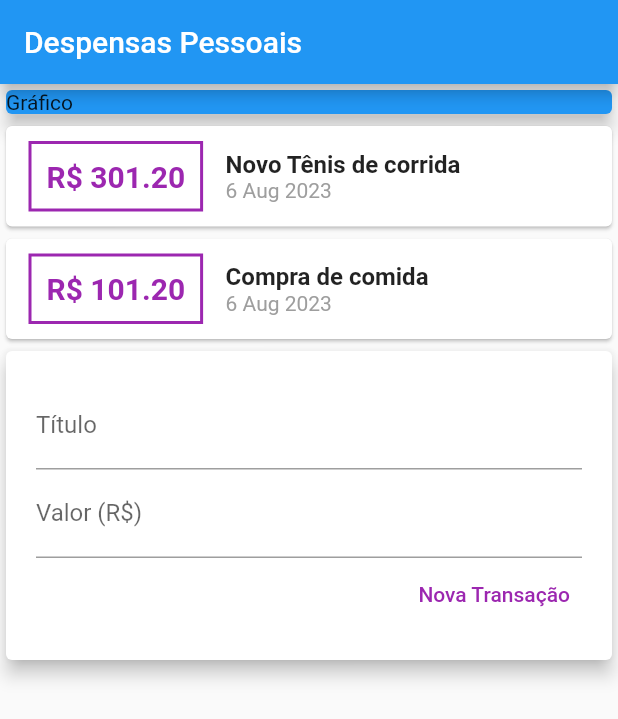
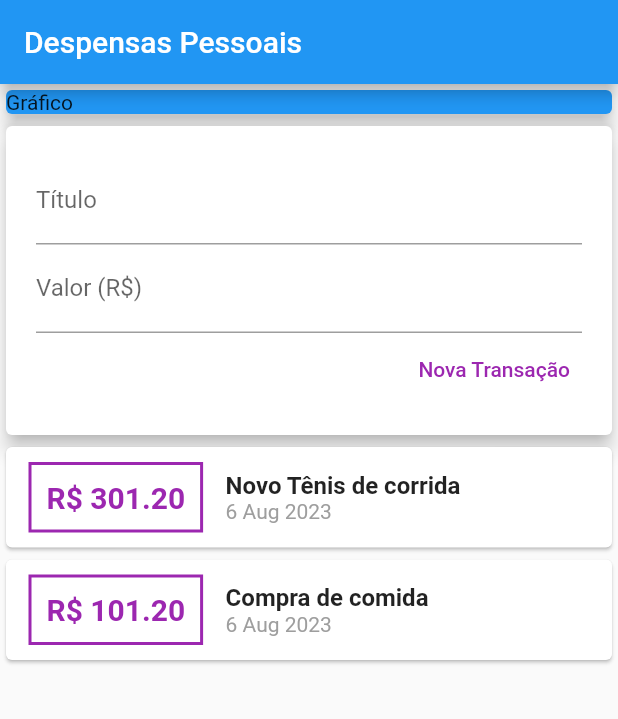
Before and after one commit to JuanCarllos13/Expense-Mobile-Flutter, a Flutter app: the screen it shows after launch, after a tap on "Nova Transação", on a phone screen of 412 x 824 dp. Shown: the top 719 px of the screen. Run offline on Flutter 3.47's test engine with Material 2 defaults, Android fonts, the phone set to English and light mode, and no system bars.

Commit message:
feat: create list View Card and function add transactions

```diff
--- /dev/null
+++ b/lib/components/transaction_form.dart
@@ -0,0 +1,59 @@
+import 'package:flutter/material.dart';
+
+class TransactionForm extends StatelessWidget {
+  final titleController = TextEditingController();
+  final valueController = TextEditingController();
+
+  final void Function(String, double) onSubmit;
+
+  TransactionForm(this.onSubmit, {super.key});
+
+  _submitForm() {
+    final title = titleController.text;
+    final value = double.tryParse(valueController.text) ?? 0;
+
+    if(title.isEmpty || value <= 0){
+      return;
+    }
+
+    onSubmit(title, value);
+  }
+
+  @override
+  Widget build(BuildContext context) {
+    return Card(
+      elevation: 5,
+      child: Padding(
+        padding: const EdgeInsets.all(10),
+        child: Container(
+          margin: const EdgeInsets.all(10),
+          child: Column(
+            children: [
+              TextField(
+                controller: titleController,
+                decoration: const InputDecoration(labelText: 'Título'),
+              ),
+              TextField(
+                controller: valueController,
+                keyboardType:
+                    const TextInputType.numberWithOptions(decimal: true),
+                onSubmitted: (_) => _submitForm(),
+                decoration: const InputDecoration(labelText: 'Valor (R\$)'),
+              ),
+              Row(
+                mainAxisAlignment: MainAxisAlignment.end,
+                children: [
+                  TextButton(
+                    style: TextButton.styleFrom(foregroundColor: Colors.purple),
+                    onPressed: _submitForm,
+                    child: const Text('Nova Transação')
+                  )
+                ],
+              )
+            ],
+          ),
+        ),
+      ),
+    );
+  }
+}
--- a/lib/components/transaction_list.dart
+++ b/lib/components/transaction_list.dart
@@ -2,16 +2,60 @@
 
 import 'package:flutter/material.dart';
 import '../models/transaction.dart';
+import 'package:intl/intl.dart';
 
 class TransactionList extends StatelessWidget {
-
   final List<Transaction> transaction;
 
   TransactionList(this.transaction, {super.key});
 
   @override
   Widget build(BuildContext context) {
-
-    throw UnimplementedError();
+    return SizedBox(
+        height: 300,
+        child: ListView.builder(
+          itemCount: transaction.length,
+          itemBuilder: (ctx, index) {
+            final e = transaction[index];
+            return Card(
+              child: Row(
+                children: [
+                  Container(
+                      margin: const EdgeInsets.symmetric(
+                          horizontal: 15, vertical: 10),
+                      decoration: BoxDecoration(
+                        border: Border.all(
+                          color: Colors.purple,
+                          width: 2,
+                        ),
+                      ),
+                      padding: const EdgeInsets.all(10),
+                      child: Text(
+                        'R\$ ${e.value.toStringAsFixed(2)}',
+                        style: const TextStyle(
+                          fontWeight: FontWeight.bold,
+                          fontSize: 20,
+                          color: Colors.purple,
+                        ),
+                      )),
+                  Column(
+                    crossAxisAlignment: CrossAxisAlignment.start,
+                    children: [
+                      Text(
+                        e.title,
+                        style: const TextStyle(
+                            fontSize: 16, fontWeight: FontWeight.bold),
+                      ),
+                      Text(
+                        DateFormat('d MMM y').format(e.date),
+                        style: const TextStyle(color: Colors.grey),
+                      ),
+                    ],
+                  )
+                ],
+              ),
+            );
+          },
+        )); // Converter o Iterable para List<Widget>
   }
 }
--- /dev/null
+++ b/lib/components/transaction_user.dart
@@ -0,0 +1,52 @@
+import 'dart:math';
+
+import 'package:flutter/material.dart';
+import '../models/transaction.dart';
+import 'transaction_form.dart';
+import 'transaction_list.dart';
+
+class TransactionUser extends StatefulWidget {
+  const TransactionUser({super.key});
+
+  @override
+  State<TransactionUser> createState() => _TransactionUserState();
+}
+
+class _TransactionUserState extends State<TransactionUser> {
+  final _transactions = [
+    Transaction(
+      id: 't1',
+      title: 'Novo Tênis de corrida',
+      value: 301.20,
+      date: DateTime.now(),
+    ),
+    Transaction(
+      id: 't2',
+      title: 'Compra de comida',
+      value: 101.20,
+      date: DateTime.now(),
+    )
+  ];
+
+  _addTransaction(String title, double value) {
+    final newTransaction = Transaction(
+        id: Random().nextDouble().toString(),
+        title: title,
+        value: value,
+        date: DateTime.now());
+
+    setState(() {
+      _transactions.add(newTransaction);
+    });
+  }
+
+  @override
+  Widget build(BuildContext context) {
+    return Column(
+      children: [
+        TransactionForm(_addTransaction),
+        TransactionList(_transactions),
+      ],
+    );
+  }
+}
--- a/lib/main.dart
+++ b/lib/main.dart
@@ -1,8 +1,7 @@
 // ignore_for_file: prefer_const_literals_to_create_immutables, prefer_const_constructors
 
-import './models/transaction.dart';
+import 'components/transaction_user.dart';
 import 'package:flutter/material.dart';
-import 'package:intl/intl.dart';
 
 main() => runApp(ExpenseApp());
 
@@ -14,24 +13,7 @@ class ExpenseApp extends StatelessWidget {
 }
 
 class MyHomePage extends StatelessWidget {
-
-  final titleController = TextEditingController();
-  final valueController = TextEditingController();
-
-  final _transactions = [
-    Transaction(
-      id: 't1',
-      title: 'Novo Tênis de corrida',
-      value: 301.20,
-      date: DateTime.now(),
-    ),
-    Transaction(
-      id: 't2',
-      title: 'Compra de comida',
-      value: 101.20,
-      date: DateTime.now(),
-    )
-  ];
+  const MyHomePage({super.key});
 
   @override
   Widget build(BuildContext context) {
@@ -39,7 +21,8 @@ class MyHomePage extends StatelessWidget {
         appBar: AppBar(
           title: Text('Despensas Pessoais'),
         ),
-        body: Column(
+        body: SingleChildScrollView(
+          child: Column(
             crossAxisAlignment: CrossAxisAlignment.stretch,
             children: <Widget>[
               SizedBox(
@@ -50,83 +33,9 @@ class MyHomePage extends StatelessWidget {
                   child: Text('Gráfico'),
                 ),
               ),
-            Column(
-              children: _transactions.map((e) {
-                return Card(
-                  child: Row(
-                    children: [
-                      Container(
-                          margin: EdgeInsets.symmetric(
-                              horizontal: 15, vertical: 10),
-                          decoration: BoxDecoration(
-                            border: Border.all(
-                              color: Colors.purple,
-                              width: 2,
-                            ),
-                          ),
-                          padding: EdgeInsets.all(10),
-                          child: Text(
-                            'R\$ ${e.value.toStringAsFixed(2)}',
-                            style: TextStyle(
-                              fontWeight: FontWeight.bold,
-                              fontSize: 20,
-                              color: Colors.purple,
-                            ),
-                          )),
-                      Column(
-                        crossAxisAlignment: CrossAxisAlignment.start,
-                        children: [
-                          Text(
-                            e.title,
-                            style: TextStyle(
-                                fontSize: 16, fontWeight: FontWeight.bold),
-                          ),
-                          Text(
-                            DateFormat('d MMM y').format(e.date),
-                            style: TextStyle(color: Colors.grey),
-                          ),
-                        ],
-                      )
+              TransactionUser()
             ],
           ),
-                );
-              }).toList(), // Converter o Iterable para List<Widget>
-            ),
-            Card(
-              elevation: 5,
-              child: Padding(
-                padding: const EdgeInsets.all(10),
-                child: Container(
-                  margin: EdgeInsets.all(10),
-                  child: Column(
-                    children: [
-                      TextField(
-                        controller: titleController,
-                        decoration: InputDecoration(labelText: 'Título'),
-                      ),
-                      TextField(
-                        controller: valueController,
-                        decoration: InputDecoration(labelText: 'Valor (R\$)'),
-                      ),
-                      Row(
-                        mainAxisAlignment: MainAxisAlignment.end,
-                        children: [
-                          TextButton(
-                            style: TextButton.styleFrom(foregroundColor: Colors.purple),
-                            child: Text('Nova Transação'),
-                            onPressed: () {
-                              print(titleController.text);
-                              print(valueController.text);
-                            },
-                          )
-                        ],
-                      )
-                    ],
-                  ),
-                ),
-              ),
-            )
-          ],
         ));
   }
 }
```
Lines whose indentation alone changed are shown as unchanged.
